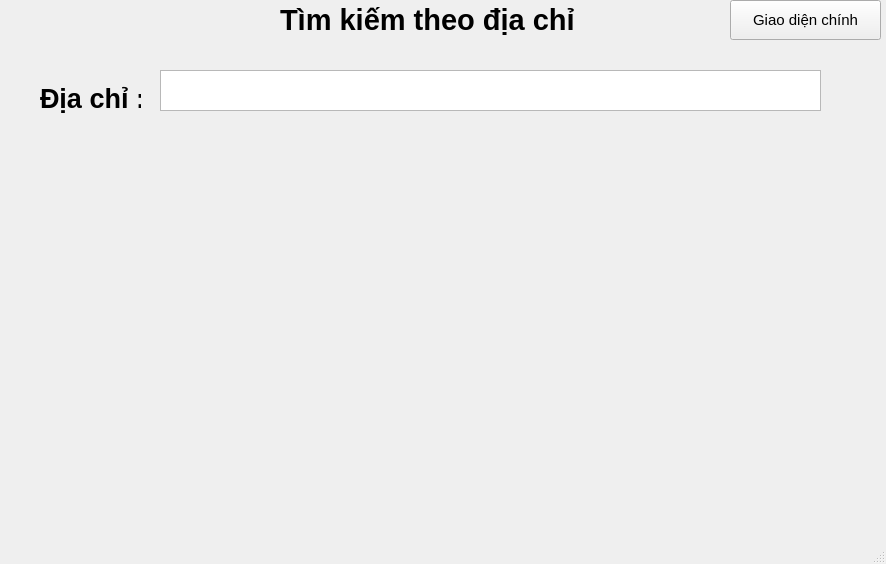
Old version of the form ThuNg/mainwindow.ui in the repository LeTuan-iu-HKN/GUI-.
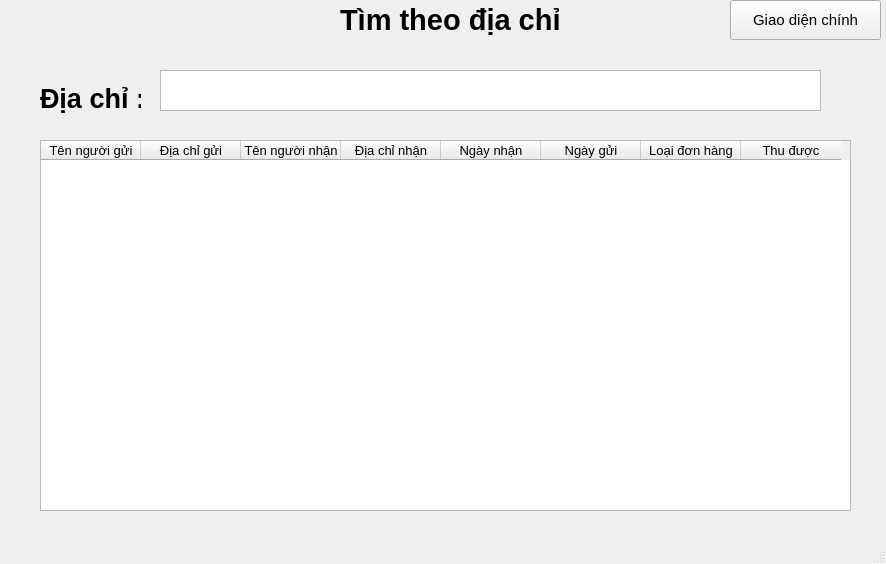
New version of the form. The open tabs and pages were chosen to show the change.

Patch:
```diff
--- a/ThuNg/mainwindow.ui
+++ b/ThuNg/mainwindow.ui
@@ -1741,9 +1741,9 @@
      <widget class="QLabel" name="label0_23">
       <property name="geometry">
        <rect>
-        <x>270</x>
+        <x>330</x>
         <y>0</y>
-        <width>294</width>
+        <width>219</width>
         <height>39</height>
        </rect>
       </property>
@@ -1758,7 +1758,7 @@
        <bool>false</bool>
       </property>
       <property name="text">
-       <string>Tìm kiếm theo địa chỉ</string>
+       <string>Tìm theo địa chỉ</string>
       </property>
      </widget>
      <widget class="QLabel" name="label0_24">
@@ -1818,6 +1818,61 @@
        <string>Giao diện chính</string>
       </property>
      </widget>
+     <widget class="QTableWidget" name="tableWidgetDSDiaChi">
+      <property name="geometry">
+       <rect>
+        <x>30</x>
+        <y>140</y>
+        <width>811</width>
+        <height>371</height>
+       </rect>
+      </property>
+      <property name="font">
+       <font>
+        <pointsize>10</pointsize>
+       </font>
+      </property>
+      <column>
+       <property name="text">
+        <string>Tên người gửi</string>
+       </property>
+      </column>
+      <column>
+       <property name="text">
+        <string>Địa chỉ gửi</string>
+       </property>
+      </column>
+      <column>
+       <property name="text">
+        <string>Tên người nhận</string>
+       </property>
+      </column>
+      <column>
+       <property name="text">
+        <string>Địa chỉ nhận</string>
+       </property>
+      </column>
+      <column>
+       <property name="text">
+        <string>Ngày nhận</string>
+       </property>
+      </column>
+      <column>
+       <property name="text">
+        <string>Ngày gửi</string>
+       </property>
+      </column>
+      <column>
+       <property name="text">
+        <string>Loại đơn hàng</string>
+       </property>
+      </column>
+      <column>
+       <property name="text">
+        <string>Thu được</string>
+       </property>
+      </column>
+     </widget>
     </widget>
     <widget class="QWidget" name="KetQuaTimKiem7"/>
     <widget class="QWidget" name="page"/>
```
Left out of the diff: 24 changed lines with no effect on the pictures.
